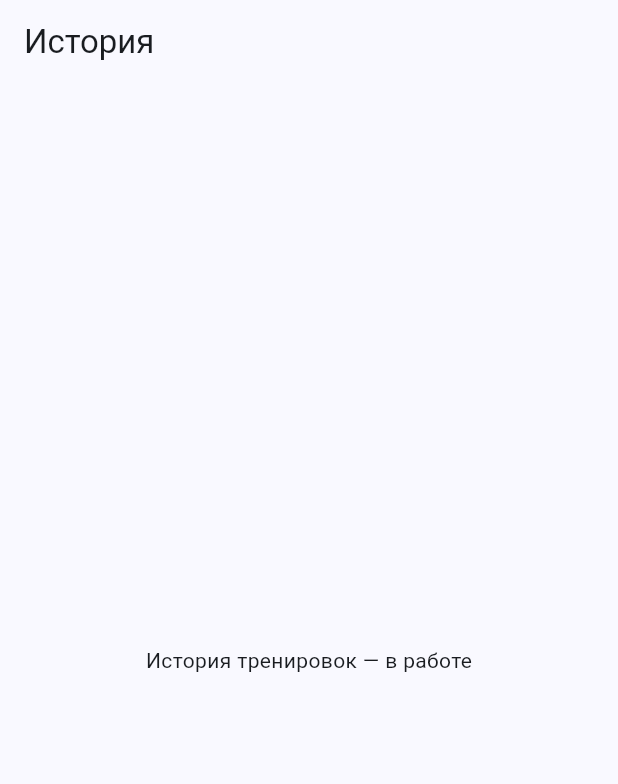
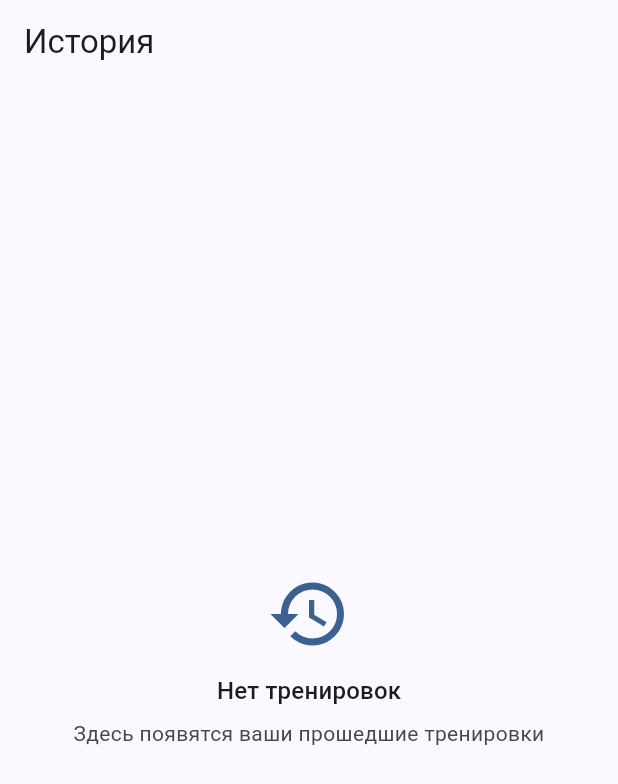
Before and after one commit to Nurssssss/training_tracker, a Flutter app: the HistoryScreen screen opened by its route, on a phone screen of 412 x 824 dp. Shown: the top 784 px of the screen. Run offline on Flutter 3.47's test engine with Material 3 defaults, Android fonts, the phone set to English and light mode, and no system bars; our stand-ins replace equatable, flutter_bloc, flutter_dotenv, go_router, supabase_flutter; accounts and stored records are empty.

Commit message:
feat: history screen with monthly grouping and stats

```diff
--- a/lib/features/history/presentation/screens/history_screen.dart
+++ b/lib/features/history/presentation/screens/history_screen.dart
@@ -1,13 +1,198 @@
 import 'package:flutter/material.dart';
+import 'package:flutter_bloc/flutter_bloc.dart';
 
-class HistoryScreen extends StatelessWidget {
+import '../../../workouts/domain/entities/workout.dart';
+import '../../../workouts/presentation/bloc/workouts_bloc.dart';
+
+class HistoryScreen extends StatefulWidget {
   const HistoryScreen({super.key});
 
   @override
+  State<HistoryScreen> createState() => _HistoryScreenState();
+}
+
+class _HistoryScreenState extends State<HistoryScreen> {
+  @override
+  void initState() {
+    super.initState();
+    final bloc = context.read<WorkoutsBloc>();
+    if (bloc.state.items.isEmpty) {
+      bloc.add(const WorkoutsLoadRequested());
+    }
+  }
+
+  String _monthKey(DateTime d) {
+    const months = [
+      'Январь', 'Февраль', 'Март', 'Апрель', 'Май', 'Июнь',
+      'Июль', 'Август', 'Сентябрь', 'Октябрь', 'Ноябрь', 'Декабрь',
+    ];
+    return '${months[d.month - 1]} ${d.year}';
+  }
+
+  String _dayKey(DateTime d) {
+    final dd = d.day.toString().padLeft(2, '0');
+    final mm = d.month.toString().padLeft(2, '0');
+    return '$dd.$mm.${d.year}';
+  }
+
+  Map<String, List<Workout>> _groupByMonth(List<Workout> list) {
+    final map = <String, List<Workout>>{};
+    for (final w in list) {
+      final k = _monthKey(w.createdAt);
+      map.putIfAbsent(k, () => []).add(w);
+    }
+    return map;
+  }
+
+  @override
   Widget build(BuildContext context) {
+    final theme = Theme.of(context);
     return Scaffold(
       appBar: AppBar(title: const Text('История')),
-      body: const Center(child: Text('История тренировок — в работе')),
+      body: BlocBuilder<WorkoutsBloc, WorkoutsState>(
+        builder: (context, state) {
+          if (state.status == WorkoutsStatus.loading && state.items.isEmpty) {
+            return const Center(child: CircularProgressIndicator());
+          }
+          if (state.items.isEmpty) {
+            return Center(
+              child: Padding(
+                padding: const EdgeInsets.all(24),
+                child: Column(
+                  mainAxisSize: MainAxisSize.min,
+                  children: [
+                    Icon(Icons.history,
+                        size: 56, color: theme.colorScheme.primary),
+                    const SizedBox(height: 12),
+                    Text('Нет тренировок', style: theme.textTheme.titleMedium),
+                    const SizedBox(height: 6),
+                    Text(
+                      'Здесь появятся ваши прошедшие тренировки',
+                      textAlign: TextAlign.center,
+                      style: theme.textTheme.bodyMedium?.copyWith(
+                        color: theme.colorScheme.onSurfaceVariant,
+                      ),
+                    ),
+                  ],
+                ),
+              ),
+            );
+          }
+
+          final grouped = _groupByMonth(state.items);
+          final sortedKeys = grouped.keys.toList();
+
+          return CustomScrollView(
+            slivers: [
+              SliverToBoxAdapter(child: _StatsCard(workouts: state.items)),
+              for (final key in sortedKeys) ...[
+                SliverToBoxAdapter(
+                  child: Padding(
+                    padding: const EdgeInsets.fromLTRB(20, 16, 20, 8),
+                    child: Text(
+                      key,
+                      style: theme.textTheme.titleSmall?.copyWith(
+                        color: theme.colorScheme.primary,
+                        fontWeight: FontWeight.w700,
+                      ),
+                    ),
+                  ),
+                ),
+                SliverList(
+                  delegate: SliverChildBuilderDelegate(
+                    (context, i) {
+                      final w = grouped[key]![i];
+                      return ListTile(
+                        leading: const Icon(Icons.event_note),
+                        title: Text(w.title),
+                        subtitle: Text(_dayKey(w.createdAt)),
+                      );
+                    },
+                    childCount: grouped[key]!.length,
+                  ),
+                ),
+              ],
+              const SliverToBoxAdapter(child: SizedBox(height: 32)),
+            ],
+          );
+        },
+      ),
     );
   }
 }
+
+class _StatsCard extends StatelessWidget {
+  const _StatsCard({required this.workouts});
+
+  final List<Workout> workouts;
+
+  @override
+  Widget build(BuildContext context) {
+    final theme = Theme.of(context);
+
+    final now = DateTime.now();
+    final last30 = workouts
+        .where((w) => now.difference(w.createdAt).inDays <= 30)
+        .length;
+
+    return Padding(
+      padding: const EdgeInsets.fromLTRB(16, 16, 16, 0),
+      child: Card(
+        child: Padding(
+          padding: const EdgeInsets.all(20),
+          child: Row(
+            children: [
+              Expanded(
+                child: _StatTile(
+                  label: 'Всего',
+                  value: workouts.length.toString(),
+                ),
+              ),
+              Container(
+                width: 1,
+                height: 40,
+                color: theme.colorScheme.outlineVariant,
+              ),
+              Expanded(
+                child: _StatTile(
+                  label: 'За 30 дней',
+                  value: last30.toString(),
+                ),
+              ),
+            ],
+          ),
+        ),
+      ),
+    );
+  }
+}
+
+class _StatTile extends StatelessWidget {
+  const _StatTile({required this.label, required this.value});
+
+  final String label;
+  final String value;
+
+  @override
+  Widget build(BuildContext context) {
+    final theme = Theme.of(context);
+    return Column(
+      children: [
+        Text(
+          value,
+          style: theme.textTheme.headlineMedium?.copyWith(
+            fontWeight: FontWeight.w700,
+            color: theme.colorScheme.primary,
+          ),
+        ),
+        const SizedBox(height: 4),
+        Text(
+          label,
+          style: theme.textTheme.bodySmall?.copyWith(
+            color: theme.colorScheme.onSurfaceVariant,
+          ),
+        ),
+      ],
+    );
+  }
+}
```
